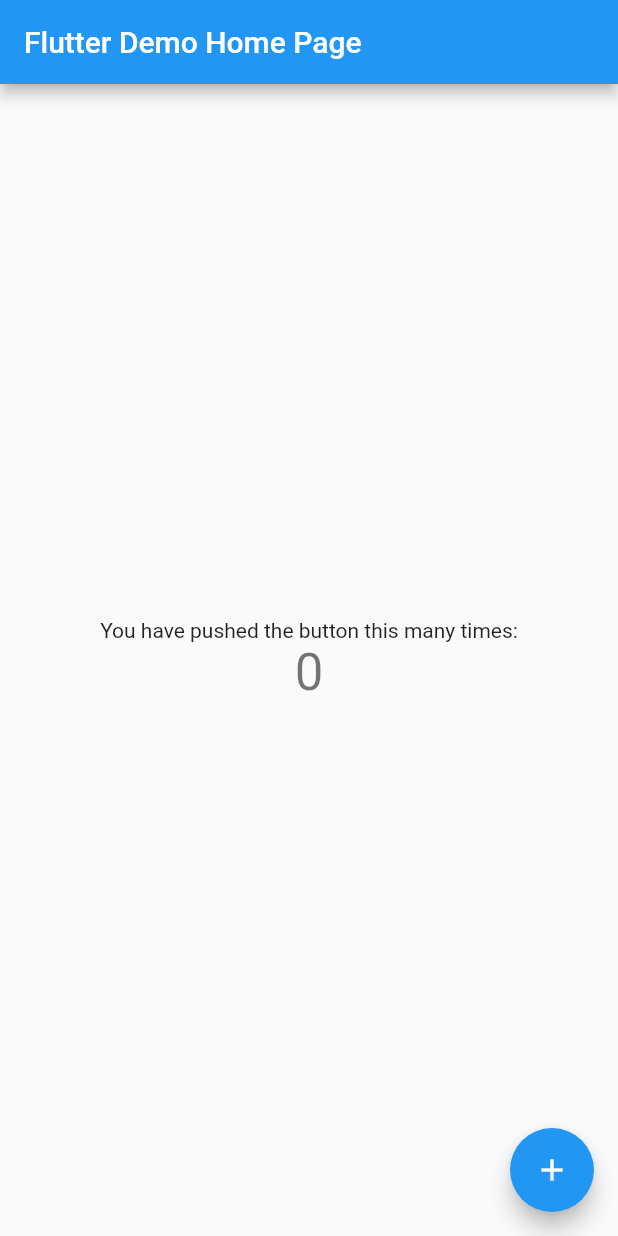
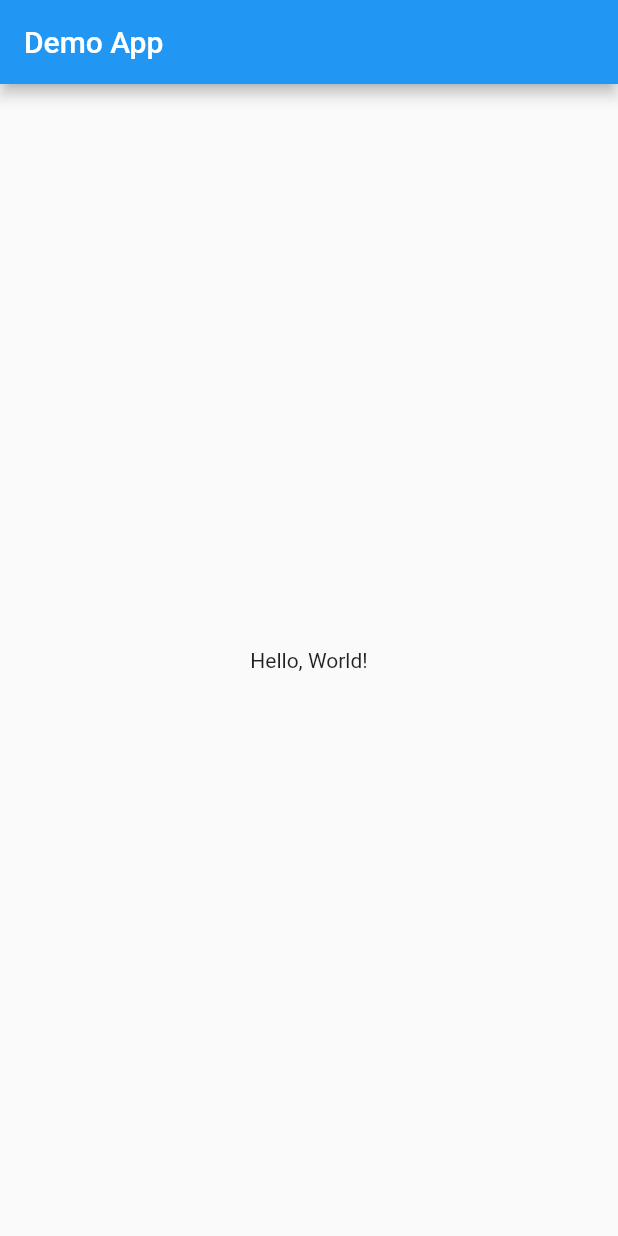
Before and after one commit to Hemanth759/Learning-Flutter, a Flutter app: the screen it shows after launch, on a phone screen of 412 x 824 dp. Run offline on Flutter 3.47's test engine with Material 2 defaults, Android fonts, the phone set to English and light mode, and no system bars.

Commit message:
Added test to hello world program

```diff
--- a/todo_app/lib/main.dart
+++ b/todo_app/lib/main.dart
@@ -9,103 +9,31 @@ class MyApp extends StatelessWidget {
     return MaterialApp(
       title: 'Flutter Demo',
       theme: ThemeData(
-        // This is the theme of your application.
-        //
-        // Try running your application with "flutter run". You'll see the
-        // application has a blue toolbar. Then, without quitting the app, try
-        // changing the primarySwatch below to Colors.green and then invoke
-        // "hot reload" (press "r" in the console where you ran "flutter run",
-        // or simply save your changes to "hot reload" in a Flutter IDE).
-        // Notice that the counter didn't reset back to zero; the application
-        // is not restarted.
         primarySwatch: Colors.blue,
       ),
-      home: MyHomePage(title: 'Flutter Demo Home Page'),
+      home: MyHomePage(),
     );
   }
 }
 
-class MyHomePage extends StatefulWidget {
-  MyHomePage({Key key, this.title}) : super(key: key);
+class MyHomePage extends StatelessWidget {
 
-  // This widget is the home page of your application. It is stateful, meaning
-  // that it has a State object (defined below) that contains fields that affect
-  // how it looks.
-
-  // This class is the configuration for the state. It holds the values (in this
-  // case the title) provided by the parent (in this case the App widget) and
-  // used by the build method of the State. Fields in a Widget subclass are
-  // always marked "final".
-
-  final String title;
-
-  @override
-  _MyHomePageState createState() => _MyHomePageState();
-}
-
-class _MyHomePageState extends State<MyHomePage> {
-  int _counter = 0;
-
-  void _incrementCounter() {
-    setState(() {
-      // This call to setState tells the Flutter framework that something has
-      // changed in this State, which causes it to rerun the build method below
-      // so that the display can reflect the updated values. If we changed
-      // _counter without calling setState(), then the build method would not be
-      // called again, and so nothing would appear to happen.
-      _counter++;
-    });
-  }
+  final String title = 'Demo App';
 
   @override
   Widget build(BuildContext context) {
-    // This method is rerun every time setState is called, for instance as done
-    // by the _incrementCounter method above.
-    //
-    // The Flutter framework has been optimized to make rerunning build methods
-    // fast, so that you can just rebuild anything that needs updating rather
-    // than having to individually change instances of widgets.
     return Scaffold(
       appBar: AppBar(
-        // Here we take the value from the MyHomePage object that was created by
-        // the App.build method, and use it to set our appbar title.
-        title: Text(widget.title),
+        title: Text(title),
       ),
       body: Center(
-        // Center is a layout widget. It takes a single child and positions it
-        // in the middle of the parent.
         child: Column(
-          // Column is also layout widget. It takes a list of children and
-          // arranges them vertically. By default, it sizes itself to fit its
-          // children horizontally, and tries to be as tall as its parent.
-          //
-          // Invoke "debug painting" (press "p" in the console, choose the
-          // "Toggle Debug Paint" action from the Flutter Inspector in Android
-          // Studio, or the "Toggle Debug Paint" command in Visual Studio Code)
-          // to see the wireframe for each widget.
-          //
-          // Column has various properties to control how it sizes itself and
-          // how it positions its children. Here we use mainAxisAlignment to
-          // center the children vertically; the main axis here is the vertical
-          // axis because Columns are vertical (the cross axis would be
-          // horizontal).
           mainAxisAlignment: MainAxisAlignment.center,
           children: <Widget>[
-            Text(
-              'You have pushed the button this many times:',
-            ),
-            Text(
-              '$_counter',
-              style: Theme.of(context).textTheme.display1,
-            ),
+            Text("Hello, World!"),
           ],
-        ),
-      ),
-      floatingActionButton: FloatingActionButton(
-        onPressed: _incrementCounter,
-        tooltip: 'Increment',
-        child: Icon(Icons.add),
-      ), // This trailing comma makes auto-formatting nicer for build methods.
+        )
+      )
     );
   }
 }
```
Also changed, not shown: 2 other files.
